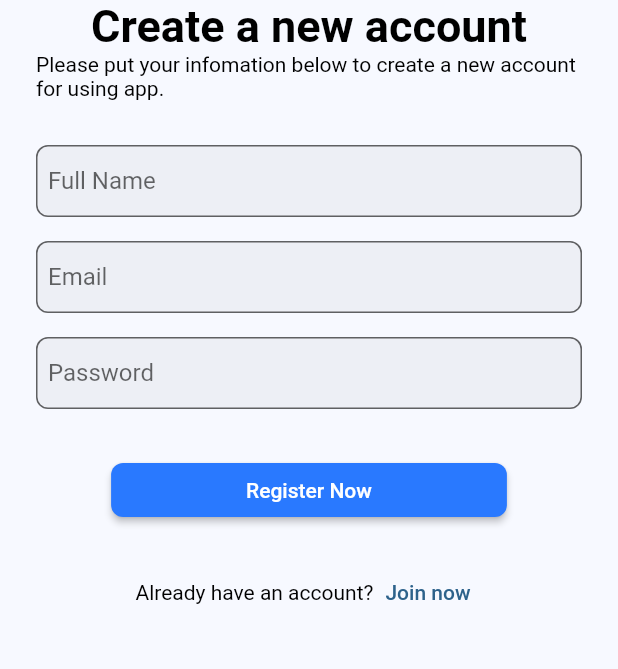
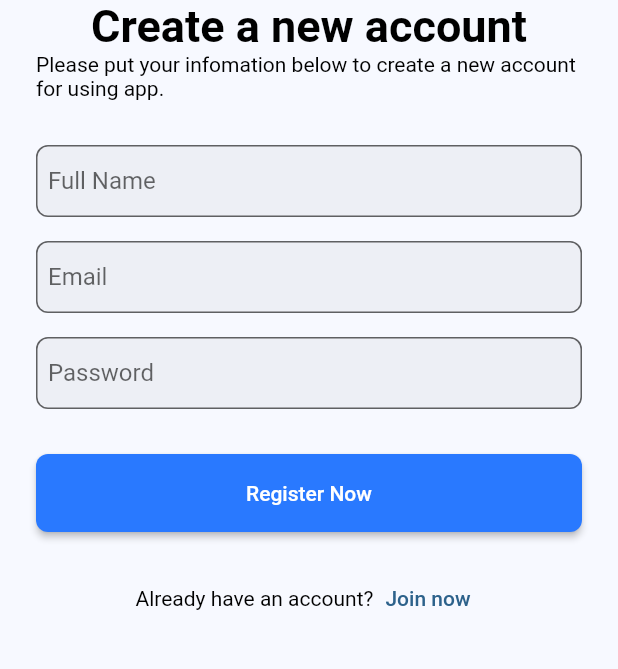
Before and after one commit to ngocnam11/e_shop, a Flutter app: the screen it shows after launch, after a tap on "Join now", on a phone screen of 412 x 824 dp, the part 238-907 px from its top. Run offline on Flutter 3.47's test engine with Material 2 defaults, Android fonts, the phone set to English and light mode, and no system bars; our stand-ins replace carousel_slider, cloud_firestore, equatable, firebase_auth, firebase_core, firebase_storage and 4 more; accounts and stored records are empty; project files that could hold a hidden picture were left out.

Commit message:
update widget

```diff
--- a/lib/screens/login_screen.dart
+++ b/lib/screens/login_screen.dart
@@ -140,18 +140,17 @@ class _LoginScreenState extends State<LoginScreen> {
               onPressed: loginUser,
               style: ElevatedButton.styleFrom(
                 primary: Colors.blueAccent[400],
-                padding: const EdgeInsets.symmetric(
-                  horizontal: 90,
-                  vertical: 10,
-                ),
+                fixedSize: const Size.fromWidth(double.maxFinite),
+                padding: const EdgeInsets.symmetric(vertical: 8),
               ),
               child: _isLoading
-                  ? const Center(
-                      child: CircularProgressIndicator(
-                        color: Colors.white,
-                      ),
+                  ? const CircularProgressIndicator(
+                      color: Colors.white,
                     )
-                  : const Text('Sign in'),
+                  : const Padding(
+                      padding: EdgeInsets.symmetric(vertical: 8),
+                      child: Text('Sign in'),
+                    ),
             ),
             const SizedBox(height: 5),
             Row(
--- a/lib/screens/signup_screen.dart
+++ b/lib/screens/signup_screen.dart
@@ -117,18 +117,17 @@ class _SignupScreenState extends State<SignupScreen> {
               onPressed: signUpUser,
               style: ElevatedButton.styleFrom(
                 primary: Colors.blueAccent[400],
-                padding: const EdgeInsets.symmetric(
-                  horizontal: 90,
-                  vertical: 10,
-                ),
+                fixedSize: const Size.fromWidth(double.maxFinite),
+                padding: const EdgeInsets.symmetric(vertical: 10),
               ),
               child: _isLoading
-                  ? const Center(
-                      child: CircularProgressIndicator(
-                        color: Colors.white,
-                      ),
+                  ? const CircularProgressIndicator(
+                      color: Colors.white,
                     )
-                  : const Text('Register Now'),
+                  : const Padding(
+                      padding: EdgeInsets.symmetric(vertical: 8),
+                      child: Text('Register Now'),
+                    ),
             ),
             const SizedBox(height: 20),
             Row(
```
Also changed, not shown: lib/services/auth_services.dart (+5 -3 lines).
